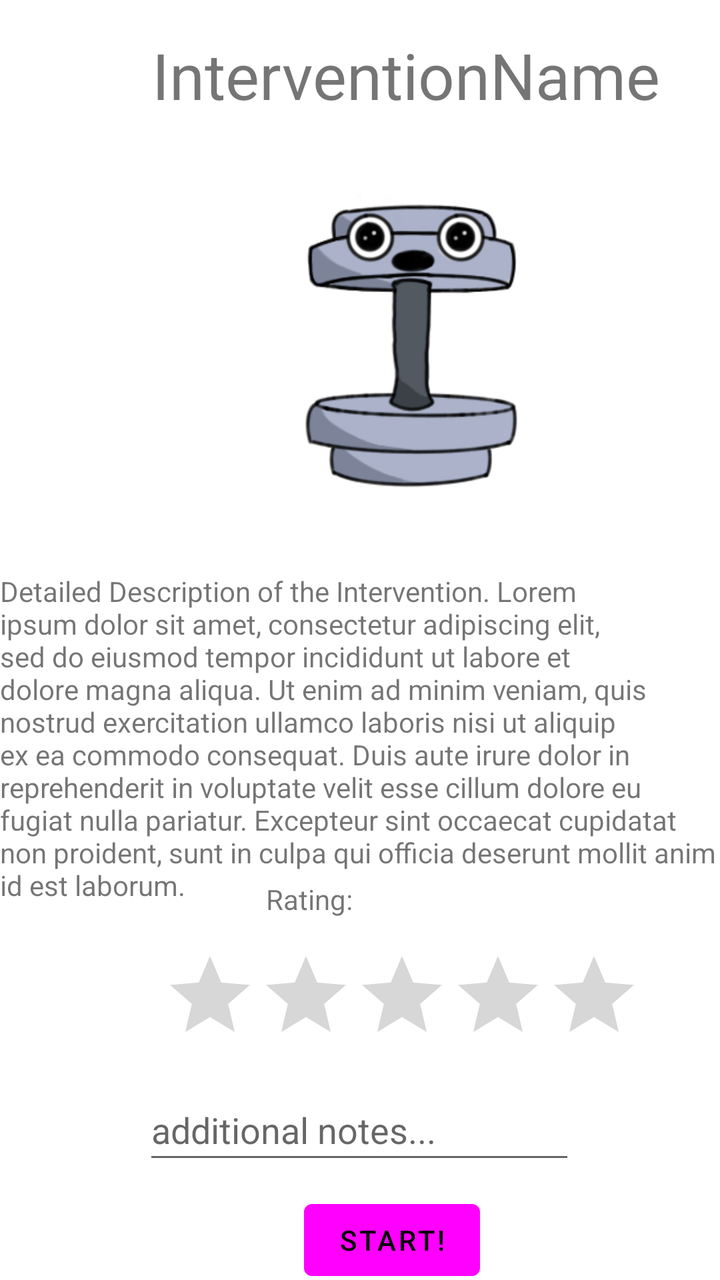
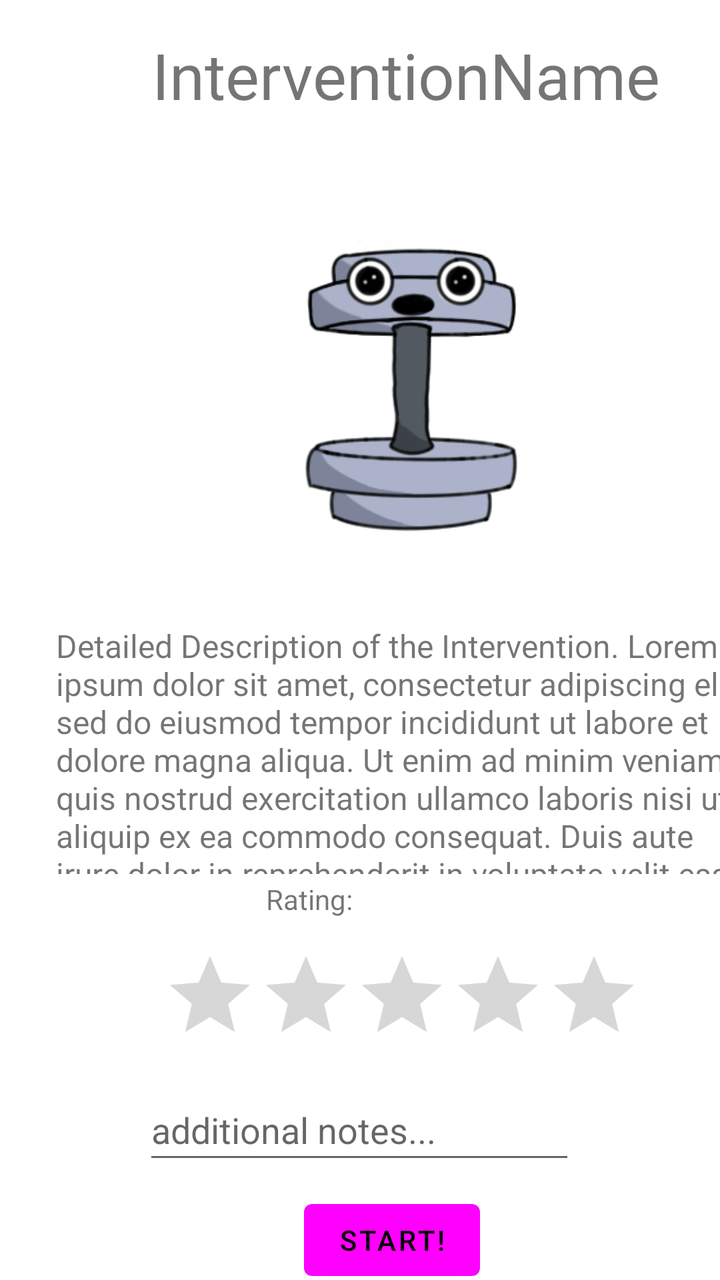

Before-and-after screenshots of an Android layout around one commit, followed by the original layout XML and the change that was made.
<!-- AndroidManifest.xml: application theme Theme.SELab23B02 -->
<!-- res/layout/fragment_single_intervention.xml -->
<?xml version="1.0" encoding="utf-8"?>
<LinearLayout xmlns:android="http://schemas.android.com/apk/res/android"
    xmlns:app="http://schemas.android.com/apk/res-auto"
    xmlns:tools="http://schemas.android.com/tools"
    android:layout_width="match_parent"
    android:layout_height="match_parent">

    <androidx.constraintlayout.widget.ConstraintLayout
        android:layout_width="match_parent"
        android:layout_height="match_parent"
        android:layout_weight="1">

        <com.google.android.material.textfield.TextInputEditText
            android:id="@+id/tvInterventionAdditionalNotes"
            android:layout_width="216dp"
            android:layout_height="47dp"
            android:layout_marginStart="25dp"
            android:layout_marginTop="540dp"
            android:layout_marginEnd="25dp"
            android:ems="10"
            android:hint="@string/et_questionnaire_additional_notes"
            android:inputType="textLongMessage|textMultiLine"
            app:layout_constraintEnd_toEndOf="parent"
            app:layout_constraintHorizontal_bias="0.496"
            app:layout_constraintStart_toStartOf="parent"
            app:layout_constraintTop_toTopOf="parent" />

        <TextView
            android:id="@+id/textView3"
            android:layout_width="wrap_content"
            android:layout_height="wrap_content"
            android:layout_marginStart="76dp"
            android:layout_marginTop="16dp"
            android:text="InterventionName"
            android:textAlignment="center"
            android:textSize="32sp"
            app:layout_constraintStart_toStartOf="parent"
            app:layout_constraintTop_toTopOf="parent" />

        <TextView
            android:id="@+id/textView4"
            android:layout_width="wrap_content"
            android:layout_height="wrap_content"
            android:layout_marginTop="24dp"
            android:text="Detailed Description of the Intervention. Lorem ipsum dolor sit amet, consectetur adipiscing elit, sed do eiusmod tempor incididunt ut labore et dolore magna aliqua. Ut enim ad minim veniam, quis nostrud exercitation ullamco laboris nisi ut aliquip ex ea commodo consequat. Duis aute irure dolor in reprehenderit in voluptate velit esse cillum dolore eu fugiat nulla pariatur. Excepteur sint occaecat cupidatat non proident, sunt in culpa qui officia deserunt mollit anim id est laborum."
            app:layout_constraintStart_toStartOf="parent"
            app:layout_constraintTop_toBottomOf="@+id/imageView2" />

        <Button
            android:id="@+id/buttonComplete"
            android:layout_width="wrap_content"
            android:layout_height="wrap_content"
            android:layout_marginStart="152dp"
            android:layout_marginTop="596dp"
            android:onClick="interventionComplete"
            android:text="Start!"
            app:layout_constraintStart_toStartOf="parent"
            app:layout_constraintTop_toTopOf="parent" />

        <ImageView
            android:id="@+id/imageView2"
            android:layout_width="233dp"
            android:layout_height="187dp"
            android:layout_marginStart="88dp"
            android:layout_marginTop="16dp"
            android:layout_weight="1"
            android:src="@drawable/little_being"
            app:layout_constraintStart_toStartOf="parent"
            app:layout_constraintTop_toBottomOf="@+id/textView3" />

        <TextView
            android:id="@+id/textView"
            android:layout_width="144dp"
            android:layout_height="26dp"
            android:layout_marginStart="133dp"
            android:layout_marginBottom="8dp"
            android:text="Rating:"
            app:layout_constraintBottom_toTopOf="@+id/ratingBar"
            app:layout_constraintStart_toStartOf="parent" />

        <RatingBar
            android:id="@+id/ratingBar"
            android:layout_width="wrap_content"
            android:layout_height="wrap_content"
            android:layout_marginStart="81dp"
            android:layout_marginBottom="9dp"
            android:numStars="5"
            android:stepSize="1"
            app:layout_constraintBottom_toTopOf="@+id/tvInterventionAdditionalNotes"
            app:layout_constraintStart_toStartOf="parent" />

    </androidx.constraintlayout.widget.ConstraintLayout>

</LinearLayout>
<!-- resources referenced by this layout -->
<resources>
  <!-- drawable little_being: png bitmap (drawable, 34207 bytes) -->
  <string name="et_questionnaire_additional_notes">additional notes...</string>
  <style name="Theme.SELab23B02" parent="Theme.MaterialComponents.DayNight.DarkActionBar">
          
          <item name="colorPrimary">@color/off_white</item>
          <item name="colorPrimaryVariant">@color/accent_color</item>
          <item name="colorOnPrimary">@color/black</item>
          
          <item name="colorSecondary">@color/ap_gray</item>
          <item name="colorSecondaryVariant">@color/teal_700</item>
          <item name="colorOnSecondary">@color/black</item>
          <item name="titleTextColor">@color/black</item>
          
          <item name="android:statusBarColor">@color/off_white</item>
          
      </style>
  <color name="accent_color">#516395</color>
  <color name="black">#FF000000</color>
  <color name="teal_700">#FF018786</color>
</resources>

<!-- the commit's change to res/layout/fragment_single_intervention.xml (unified diff, before → after) -->
@@ -27,9 +27,9 @@
 
         <TextView
             android:id="@+id/textView3"
-            android:layout_width="wrap_content"
-            android:layout_height="wrap_content"
-            android:layout_marginStart="76dp"
+            android:layout_width="398dp"
+            android:layout_height="65dp"
+            android:layout_marginStart="4dp"
             android:layout_marginTop="16dp"
             android:text="InterventionName"
             android:textAlignment="center"
@@ -39,10 +39,12 @@
 
         <TextView
             android:id="@+id/textView4"
-            android:layout_width="wrap_content"
-            android:layout_height="wrap_content"
-            android:layout_marginTop="24dp"
+            android:layout_width="349dp"
+            android:layout_height="125dp"
+            android:layout_marginStart="28dp"
+            android:layout_marginTop="28dp"
             android:text="Detailed Description of the Intervention. Lorem ipsum dolor sit amet, consectetur adipiscing elit, sed do eiusmod tempor incididunt ut labore et dolore magna aliqua. Ut enim ad minim veniam, quis nostrud exercitation ullamco laboris nisi ut aliquip ex ea commodo consequat. Duis aute irure dolor in reprehenderit in voluptate velit esse cillum dolore eu fugiat nulla pariatur. Excepteur sint occaecat cupidatat non proident, sunt in culpa qui officia deserunt mollit anim id est laborum."
+            android:textSize="16sp"
             app:layout_constraintStart_toStartOf="parent"
             app:layout_constraintTop_toBottomOf="@+id/imageView2" />
 
